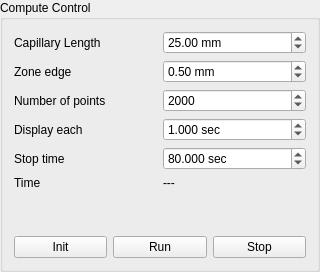
Before: the Qt Designer form src/computecontrol.ui in hobrasoft/simul6, drawn with Qt 5.
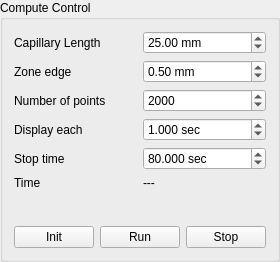
After: the same form once the commit is applied.

Patch:
```diff
--- a/src/computecontrol.ui
+++ b/src/computecontrol.ui
@@ -6,8 +6,8 @@
    <rect>
     <x>0</x>
     <y>0</y>
-    <width>320</width>
-    <height>272</height>
+    <width>278</width>
+    <height>262</height>
    </rect>
   </property>
   <property name="sizePolicy">
@@ -22,17 +22,17 @@
   <property name="title">
    <string>Compute Control</string>
   </property>
+  <layout class="QGridLayout" name="gridLayout_2">
+   <item row="0" column="0">
   <layout class="QGridLayout" name="gridLayout">
    <item row="0" column="0">
-    <layout class="QHBoxLayout" name="horizontalLayout_2">
-     <item>
       <widget class="QLabel" name="label_2">
        <property name="text">
         <string>Capillary Length</string>
        </property>
       </widget>
      </item>
-     <item>
+     <item row="0" column="1">
       <widget class="QDoubleSpinBox" name="f_caplen">
        <property name="suffix">
         <string> mm</string>
@@ -48,18 +48,14 @@
        </property>
       </widget>
      </item>
-    </layout>
-   </item>
    <item row="1" column="0">
-    <layout class="QHBoxLayout" name="horizontalLayout_7">
-     <item>
       <widget class="QLabel" name="label_6">
        <property name="text">
         <string>Zone edge</string>
        </property>
       </widget>
      </item>
-     <item>
+     <item row="1" column="1">
       <widget class="QDoubleSpinBox" name="f_bw">
        <property name="suffix">
         <string> mm</string>
@@ -69,18 +65,14 @@
        </property>
       </widget>
      </item>
-    </layout>
-   </item>
    <item row="2" column="0">
-    <layout class="QHBoxLayout" name="horizontalLayout_4">
-     <item>
       <widget class="QLabel" name="label_3">
        <property name="text">
         <string>Number of points</string>
        </property>
       </widget>
      </item>
-     <item>
+     <item row="2" column="1">
       <widget class="QSpinBox" name="f_np">
        <property name="maximum">
         <number>100000</number>
@@ -90,18 +82,14 @@
        </property>
       </widget>
      </item>
-    </layout>
-   </item>
    <item row="3" column="0">
-    <layout class="QHBoxLayout" name="horizontalLayout_5">
-     <item>
       <widget class="QLabel" name="label_4">
        <property name="text">
         <string>Display each</string>
        </property>
       </widget>
      </item>
-     <item>
+     <item row="3" column="1">
       <widget class="QDoubleSpinBox" name="f_timeinterval">
        <property name="suffix">
         <string> sec</string>
@@ -117,18 +105,14 @@
        </property>
       </widget>
      </item>
-    </layout>
-   </item>
    <item row="4" column="0">
-    <layout class="QHBoxLayout" name="horizontalLayout_6">
-     <item>
       <widget class="QLabel" name="label_5">
        <property name="text">
         <string>Stop time</string>
        </property>
       </widget>
      </item>
-     <item>
+     <item row="4" column="1">
       <widget class="QDoubleSpinBox" name="f_timestop">
        <property name="suffix">
         <string> sec</string>
@@ -144,11 +128,7 @@
        </property>
       </widget>
      </item>
-    </layout>
-   </item>
    <item row="5" column="0">
-    <layout class="QHBoxLayout" name="horizontalLayout_3">
-     <item>
       <widget class="QLabel" name="label">
        <property name="sizePolicy">
         <sizepolicy hsizetype="Preferred" vsizetype="Minimum">
@@ -161,7 +141,7 @@
        </property>
       </widget>
      </item>
-     <item>
+     <item row="5" column="1">
       <widget class="QLabel" name="f_time">
        <property name="sizePolicy">
         <sizepolicy hsizetype="Preferred" vsizetype="Minimum">
@@ -176,7 +156,7 @@
      </item>
     </layout>
    </item>
-   <item row="6" column="0">
+   <item row="1" column="0">
     <spacer name="verticalSpacer">
      <property name="orientation">
       <enum>Qt::Vertical</enum>
@@ -189,7 +169,7 @@
      </property>
     </spacer>
    </item>
-   <item row="7" column="0">
+   <item row="2" column="0">
     <layout class="QHBoxLayout" name="horizontalLayout">
      <item>
       <widget class="QPushButton" name="f_init">
```
Lines whose indentation alone changed are shown as unchanged.
